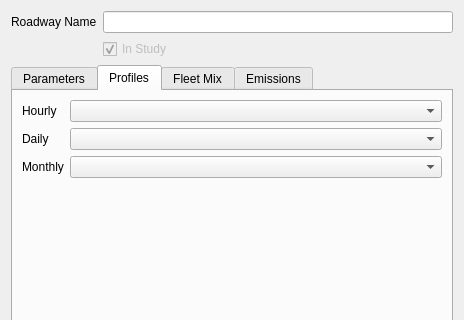
First picture: the form in open_alaqs/ui/ui_roadways.ui, repository eurocontrol-asu/open_alaqs, before the edit; both pictures show x 0 to 464 and y 0 to 320 of the 464 by 507 pixel window.
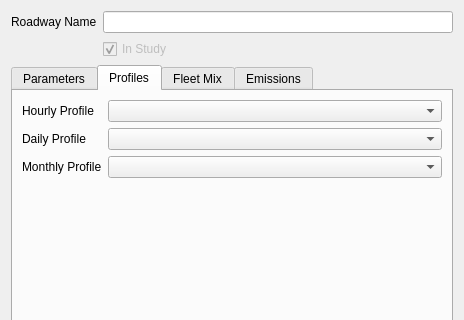
Second picture: the form after the edit. The open tabs and pages were chosen to show the change.

```diff
--- a/open_alaqs/ui/ui_roadways.ui
+++ b/open_alaqs/ui/ui_roadways.ui
@@ -146,7 +146,7 @@
        <item row="0" column="0">
         <widget class="QLabel" name="label_10">
          <property name="text">
-          <string>Hourly</string>
+          <string>Hourly Profile</string>
          </property>
         </widget>
        </item>
@@ -156,7 +156,7 @@
        <item row="1" column="0">
         <widget class="QLabel" name="label_11">
          <property name="text">
-          <string>Daily</string>
+          <string>Daily Profile</string>
          </property>
         </widget>
        </item>
@@ -166,7 +166,7 @@
        <item row="2" column="0">
         <widget class="QLabel" name="label_12">
          <property name="text">
-          <string>Monthly</string>
+          <string>Monthly Profile</string>
          </property>
         </widget>
        </item>
```
Left out of the diff: 2 changed lines with no effect on the pictures.
